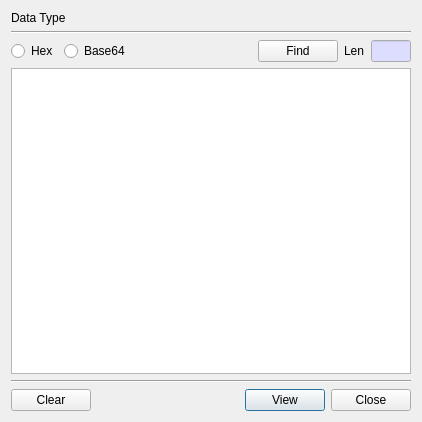
Before: the Qt Designer form BerEditor/decode_data_dlg.ui in jykim74/BerEditor, drawn with Qt 5.
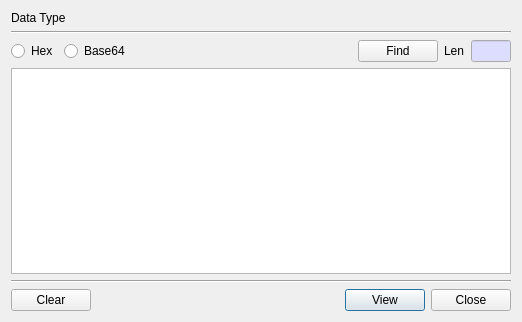
After: the same form once the commit is applied.

```diff
--- a/BerEditor/decode_data_dlg.ui
+++ b/BerEditor/decode_data_dlg.ui
@@ -6,8 +6,8 @@
    <rect>
     <x>0</x>
     <y>0</y>
-    <width>418</width>
-    <height>422</height>
+    <width>518</width>
+    <height>322</height>
    </rect>
   </property>
   <property name="windowTitle">
@@ -25,8 +25,8 @@
     <widget class="QPlainTextEdit" name="mDataText">
      <property name="minimumSize">
       <size>
-       <width>400</width>
-       <height>300</height>
+       <width>500</width>
+       <height>200</height>
       </size>
      </property>
     </widget>
```
